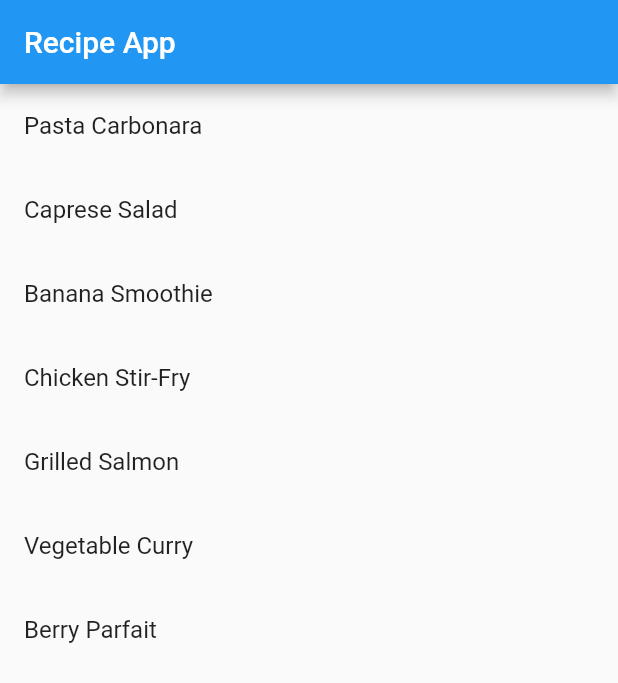
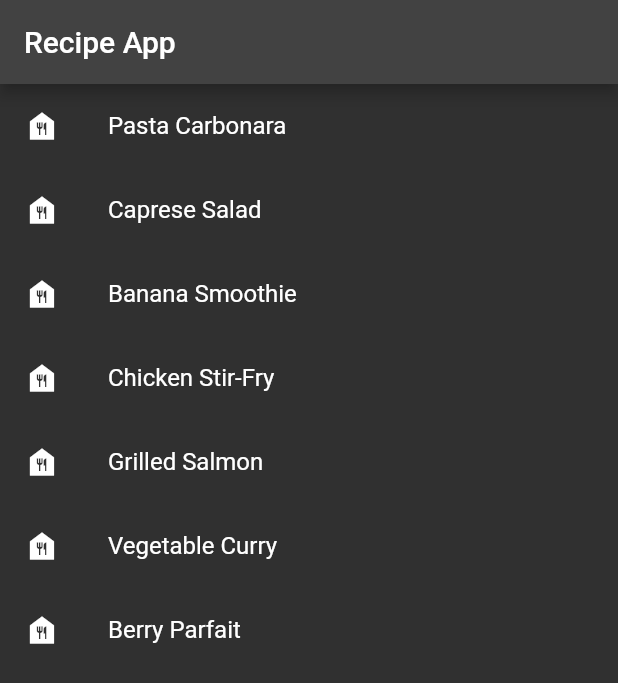
Before and after one commit to Hasibol-Hoda-Inu/testing, a Flutter app: the screen it shows after launch, on a phone screen of 412 x 824 dp. Shown: the top 683 px of the screen. Run offline on Flutter 3.47's test engine with Material 2 defaults, Android fonts, the phone set to English and light mode, and no system bars.

Commit message:
livetest v 1.0.0

```diff
--- a/lib/main.dart
+++ b/lib/main.dart
@@ -12,9 +12,7 @@ class RecipeApp extends StatelessWidget {
     return MaterialApp(
       debugShowCheckedModeBanner: false,
       title: 'Recipe App',
-      theme: ThemeData(
-        primarySwatch: Colors.blue,
-      ),
+      theme: ThemeData.dark(),
       home: RecipeScreen(),
     );
   }
@@ -60,6 +58,7 @@ class _RecipeScreenState extends State<RecipeScreen> {
         itemCount: recipes.length,
         itemBuilder: (BuildContext context, int index) {
           return ListTile(
+            leading: Icon(Icons.food_bank),
             title: Text(recipes[index].title),
           );
         },
```
Also changed, not shown: images/1.png (added), 1 other file.
